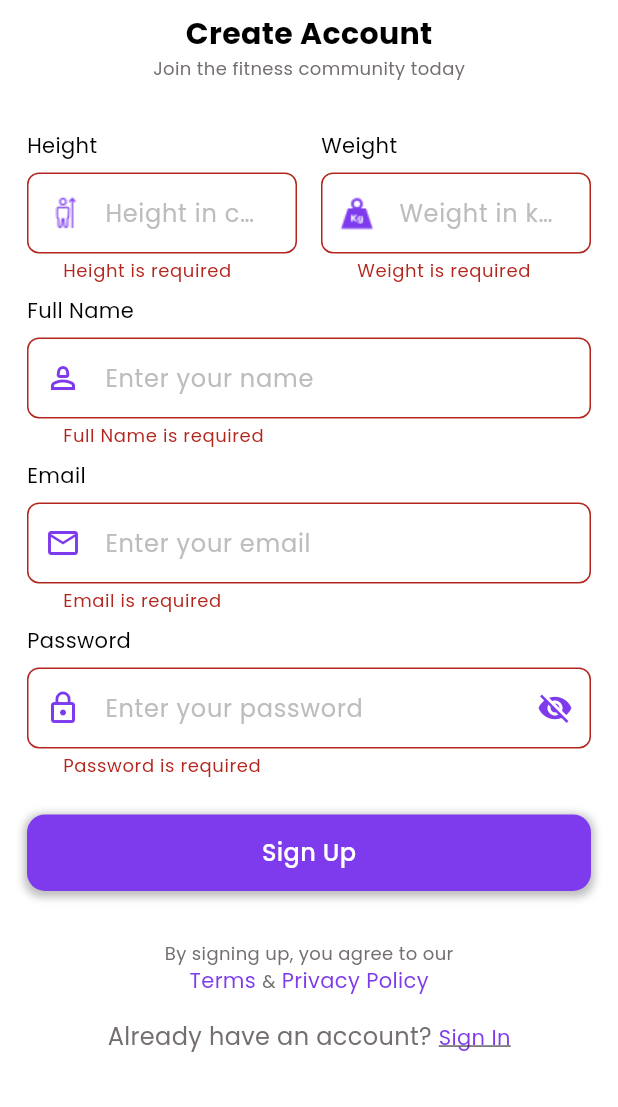
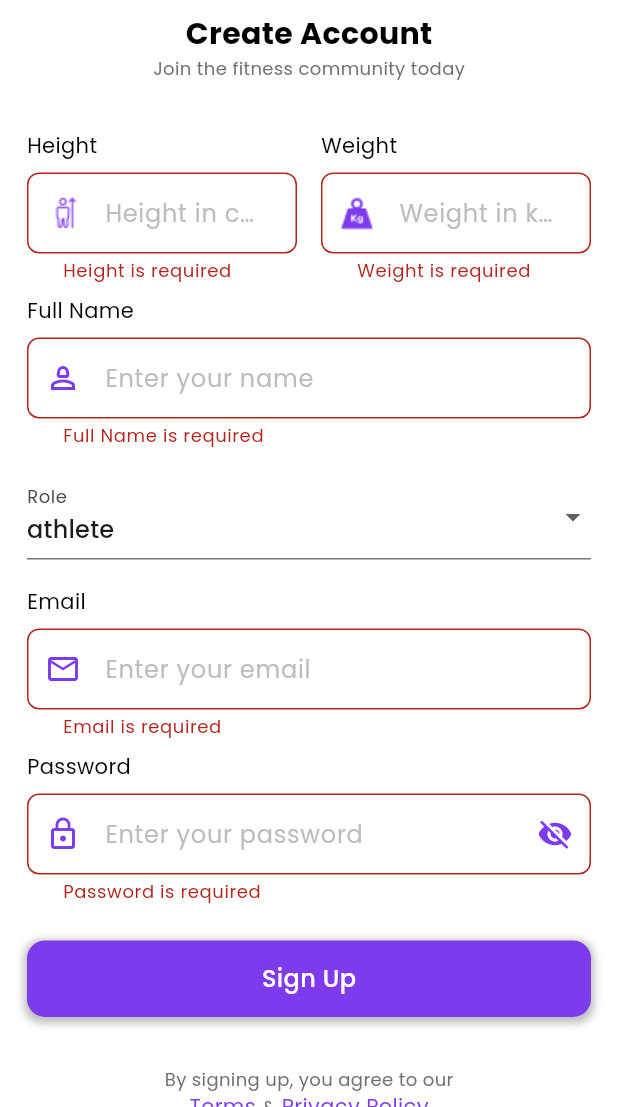
Before and after one commit to HamzaLahmedi/pfe_coashing_app, a Flutter app: the SignupView screen opened directly, after a tap on "Sign Up", on a phone screen of 412 x 824 dp, the part 129-1236 px from its top. Run offline on Flutter 3.47's test engine with Material 3 defaults, Android fonts, the phone set to English and light mode, and no system bars; our stand-ins replace another_flushbar, curved_navigation_bar, dio, flutter_dotenv, flutter_map, geolocator and 4 more; missing offline and left inert: record; accounts and stored records are empty; network calls fail.

Commit message:
add role done

```diff
--- a/lib/auth/signup_view.dart
+++ b/lib/auth/signup_view.dart
@@ -7,6 +7,7 @@ import 'package:pfe_coashing_app/core/widgets/custom_elevated_button.dart';
 import 'package:pfe_coashing_app/core/widgets/custom_progress_indicator.dart';
 import 'package:pfe_coashing_app/core/widgets/custom_text_field.dart';
 import 'package:pfe_coashing_app/home/navigation.dart';
+import 'package:pfe_coashing_app/models/user.dart';
 import 'package:pfe_coashing_app/services/auth_service.dart';
 
 class SignupView extends StatefulWidget {
@@ -18,6 +19,7 @@ class SignupView extends StatefulWidget {
 
 class _SignupViewState extends State<SignupView> {
   final _formKey = GlobalKey<FormState>();
+  Role selectedRole = Role.athlete; // Default role
   final TextEditingController _usernameController = TextEditingController();
 
   final TextEditingController _heightController = TextEditingController();
@@ -38,6 +40,7 @@ class _SignupViewState extends State<SignupView> {
         _passwordController.text,
         double.parse(_heightController.text),
         double.parse(_weightController.text),
+        selectedRole, // Pass the selected role
       );
 
       if (!result.isError) {
@@ -161,7 +164,37 @@ class _SignupViewState extends State<SignupView> {
                             },
                           ),
                           SizedBox(
-                            height: 8,
+                            height: 18,
+                          ),
+                          DropdownButtonFormField<Role>(
+                            //dropdownColor: AppColors.purpleColor,
+                            //itemHeight: 99,
+
+                            value: selectedRole,
+                            decoration: const InputDecoration(
+                              labelText: 'Role',
+                            ),
+                            //icon: const Icon(Icons.arrow_drop_down),
+                            items: Role.values.map((Role role) {
+                              return DropdownMenuItem<Role>(
+                                value: role,
+                                child: Text(role.toString().split('.').last),
+                              );
+                            }).toList(),
+                            onChanged: (Role? newValue) {
+                              setState(() {
+                                selectedRole = newValue!;
+                              });
+                            },
+                            validator: (value) {
+                              if (value == null) {
+                                return 'Please select a role';
+                              }
+                              return null;
+                            },
+                          ),
+                          SizedBox(
+                            height: 18,
                           ),
                           CustomTextField(
                             labelText: "Email",
--- a/lib/home/profile_view.dart
+++ b/lib/home/profile_view.dart
@@ -89,6 +89,7 @@ class _ProfileViewState extends State<ProfileView> {
                       userName: _user!.username,
                       height: _user!.height.toString(),
                       weight: _user!.weight.toString(),
+                      role: _user!.role.toString().split('.').last,
                     )),
     );
   }
--- a/lib/home/widgets/profile_body_view.dart
+++ b/lib/home/widgets/profile_body_view.dart
@@ -14,6 +14,7 @@ class ProfileBodyView extends StatelessWidget {
     required this.email,
     required this.height,
     required this.weight,
+    required this.role,
   });
 
   final double heigthScreen;
@@ -23,6 +24,7 @@ class ProfileBodyView extends StatelessWidget {
   final String email;
   final String height;
   final String weight;
+  final String role;
 
   @override
   Widget build(BuildContext context) {
@@ -58,7 +60,7 @@ class ProfileBodyView extends StatelessWidget {
           ),
           Center(
             child: Text(
-              "Fitness Athlete",
+              "Fitness $role",
               style: TextStyles.regular12Style,
             ),
           ),
--- a/lib/models/user.dart
+++ b/lib/models/user.dart
@@ -1,4 +1,4 @@
-
+enum Role { athlete, coach }
 class User {
   final int id;
   final String documentId;
@@ -13,7 +13,7 @@ class User {
   final double height;
   final double weight;
   final String? name;
-
+  final Role role;
   User({
     required this.id,
     required this.documentId,
@@ -28,6 +28,7 @@ class User {
     required this.height,
     required this.weight,
     required this.name,
+    required this.role,
   });
   factory User.fromJson(Map<String, dynamic> json) {
     return User(
@@ -44,7 +45,10 @@ class User {
       updatedAt: DateTime.parse(json['updatedAt']),
       publishedAt: DateTime.parse(json['publishedAt']),
       name: json['name'],
-
+      role:Role.values.firstWhere(
+        (e) => e.toString().split('.').last == json['userRole'],
+        orElse: () => Role.athlete, // Default to Athlete if role is missing
+      ),
     );
   }
 }
--- a/lib/services/auth_service.dart
+++ b/lib/services/auth_service.dart
@@ -42,7 +42,7 @@ class AuthService {
   }
 
   Future<APIResponse> register(String username, String email, String password,
-      double height, double weight) async {
+      double height, double weight, Role role) async {
     try {
       final response = await _api.getAPIRequest(
         method: APIMethod.post,
@@ -52,7 +52,8 @@ class AuthService {
           'email': email,
           'password': password,
           'height': height,
-          'weight': weight
+          'weight': weight,
+          'userRole': role.toString().split('.').last, // Add the role field
         },
       );
 
@@ -66,6 +67,7 @@ class AuthService {
           // If user data is available in response, store it
           if (response.data['user'] != null) {
             GlobalController.currentUser = User.fromJson(response.data['user']);
+            UserProvider.user =  GlobalController.currentUser;
           }
         } else {
           print('Register error: ${response.errorMessage}');
@@ -78,6 +80,8 @@ class AuthService {
           isError: true, errorMessage: e.toString(), status: null);
     }
   }
+
+
 
   Future<APIResponse> getProfile() async {
     try {
@@ -96,7 +100,6 @@ class AuthService {
           isError: true, errorMessage: e.toString(), status: null);
     }
   }
-
 
   Future<APIResponse> getCurrentUser() async {
     try {
@@ -143,8 +146,6 @@ Future<APIResponse> updateProfile(Map<String, dynamic> userData) async {
           status: 401,
         );
       }
-
-
 
       final response = await _api.getAPIRequest(
         method: APIMethod.put,
--- a/lib/services/global/api_response.dart
+++ b/lib/services/global/api_response.dart
@@ -3,5 +3,14 @@ class APIResponse {
   bool isError;
   String? errorMessage;
   int? status;
-  APIResponse({this.data, required this.isError, this.errorMessage, required this.status});
+  APIResponse({
+    this.data,
+    required this.isError,
+    this.errorMessage,
+    required this.status,
+  });
+  @override
+  String toString() {
+    return 'APIResponse(isError: $isError, data: $data, errorMessage: $errorMessage, status: $status )';
+  }
 }
```
Also changed, not shown: lib/home/edit_profile_view.dart (+12 -4 lines). Lines whose indentation alone changed are shown as unchanged.
